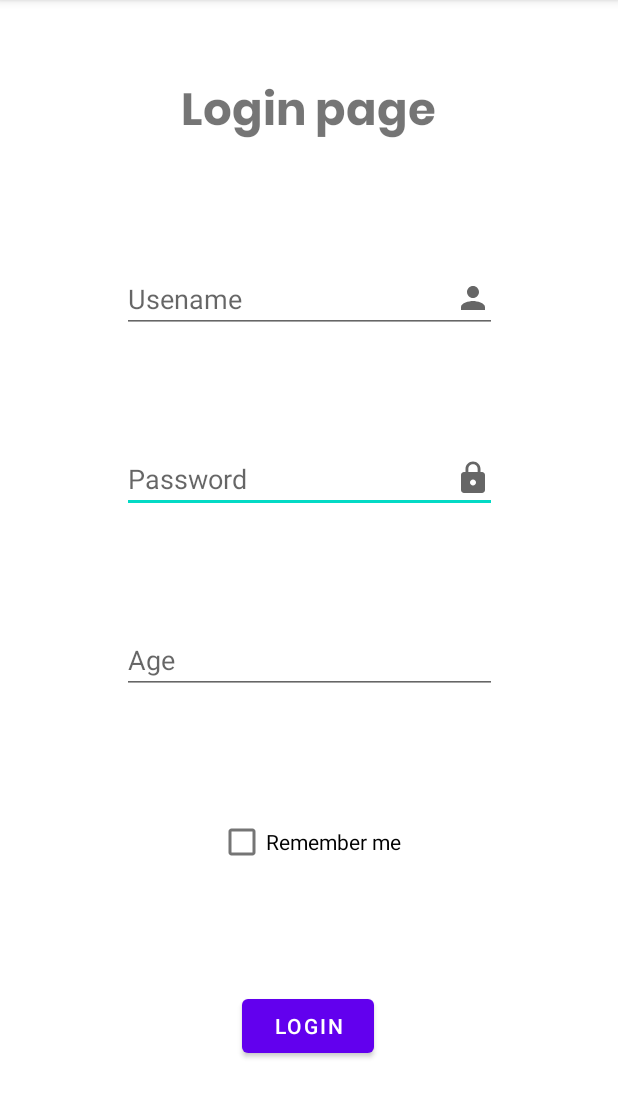
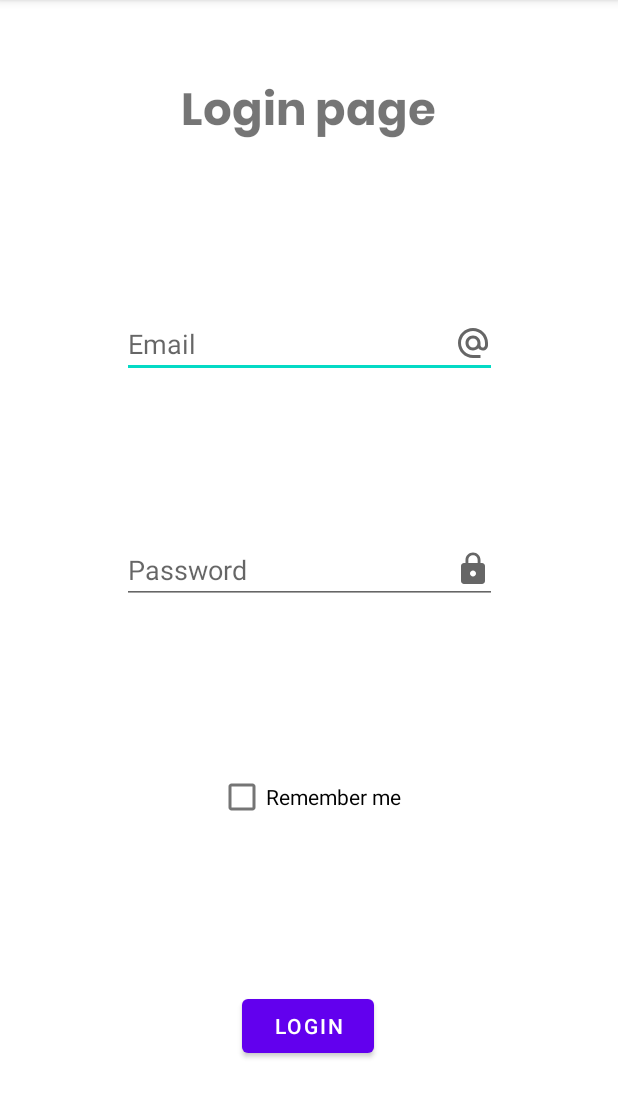
Before and after one commit to david-slatinek/rt21, an Android app: the LoginActivity screen opened directly, with no data from a screen before it, on a phone screen of 412 x 824 dp, the part 84-1202 px from its top. Run offline under Robolectric (Android 15) with nearby library versions, the phone set to English and light mode, and no system bars; our stand-ins replace Timber; libraries missing offline, so code that uses them is left out: com.koushikdutta.async, com.koushikdutta.ion; pictures from the network do not load; 2 statements that could not run were skipped.

Commit message:
Prepared functions for API login and register requests
- needs further testing and implementation for receiving data

```diff
--- a/android-application/app/build.gradle
+++ b/android-application/app/build.gradle
@@ -39,7 +39,7 @@ dependencies {
     androidTestImplementation 'androidx.test.ext:junit:1.1.2'
     androidTestImplementation 'androidx.test.espresso:espresso-core:3.3.0'
     implementation 'com.jakewharton.timber:timber:4.7.1'
-
+    implementation 'com.koushikdutta.ion:ion:3.1.0'
     def camerax_version = "1.0.0-alpha02"
     "androidx.camera:camera-core:${camerax_version}"
     implementation "androidx.camera:camera-camera2:$camerax_version"
--- a/android-application/app/src/main/java/com/rt21/LoginActivity.java
+++ b/android-application/app/src/main/java/com/rt21/LoginActivity.java
@@ -4,14 +4,39 @@ import androidx.appcompat.app.AppCompatActivity;
 
 import android.content.Intent;
 import android.content.SharedPreferences;
+import android.net.Uri;
 import android.os.Bundle;
+import android.os.Handler;
+import android.os.Looper;
 import android.preference.PreferenceManager;
+import android.util.Log;
 import android.view.View;
 import android.widget.Button;
 import android.widget.CheckBox;
 import android.widget.EditText;
 import android.widget.TextView;
 import android.widget.Toast;
+
+import com.google.gson.JsonObject;
+import com.koushikdutta.async.future.FutureCallback;
+import com.koushikdutta.ion.Ion;
+import com.koushikdutta.ion.Response;
+
+import java.io.BufferedReader;
+import java.io.IOException;
+import java.io.InputStream;
+import java.io.InputStreamReader;
+import java.io.OutputStream;
+import java.net.HttpURLConnection;
+import java.net.MalformedURLException;
+import java.net.URL;
+import java.nio.charset.StandardCharsets;
+import java.sql.Time;
+import java.util.concurrent.ExecutionException;
+import java.util.concurrent.TimeUnit;
+import java.util.concurrent.TimeoutException;
+
+import javax.net.ssl.HttpsURLConnection;
 
 import timber.log.Timber;
 import timber.log.Timber;
@@ -34,6 +59,7 @@ public class LoginActivity extends AppCompatActivity {
     private EditText etUsername;
     private EditText etEmail;
     private EditText etPassword;
+    private EditText etAge;
     private Button btnLogin_Register;
     private CheckBox chkStayLoggedIn;
 
@@ -49,6 +75,7 @@ public class LoginActivity extends AppCompatActivity {
         etUsername = findViewById(R.id.etUsername);
         etEmail = findViewById(R.id.etEmail);
         etPassword = findViewById(R.id.etPassword);
+        etAge = findViewById(R.id.etAge);
         btnLogin_Register = findViewById(R.id.login_registerBtn);
         chkStayLoggedIn = findViewById(R.id.chk_StayLoggedIn);
 
@@ -61,14 +88,15 @@ public class LoginActivity extends AppCompatActivity {
         if (activityMode == FORM_MODE_LOGIN) {
             txtTitle.setText(getString(R.string.login_page_title));
             etName.setVisibility(View.GONE);
-            etEmail.setVisibility(View.GONE);
+            etUsername.setVisibility(View.GONE);
+            etAge.setVisibility(View.GONE);
             btnLogin_Register.setText(getString(R.string.login_button));
             btnLogin_Register.setOnClickListener(new View.OnClickListener() {
                 @Override
                 public void onClick(View v) {
-                    if (!etUsername.getText().toString().equals("") && !etPassword.getText().toString().equals("")) {
-                        //TODO - check if user exists
-                        //if (login.success) {
+                    if (!etEmail.getText().toString().equals("") && !etPassword.getText().toString().equals("")) {
+                        boolean success = onLogin();
+                        if (success) {
                             if (chkStayLoggedIn.isChecked()) {
                                 SharedPreferences sprefs = PreferenceManager.getDefaultSharedPreferences(getBaseContext());
                                 SharedPreferences.Editor editor = sprefs.edit();
@@ -77,9 +105,9 @@ public class LoginActivity extends AppCompatActivity {
                             }
                             Timber.i("Login pressed");
                             returnBack(1);
-                        //} else {
-                        //    CommonMethods.displayToastShort(getApplicationContext(), "User doesn't exist!");
-                        //}
+                        } else {
+                            CommonMethods.displayToastShort("User doesn't exist!", getApplicationContext());
+                        }
                     } else {
                         CommonMethods.displayToastLong("No login data provided!", getApplicationContext());
                     }
@@ -87,20 +115,20 @@ public class LoginActivity extends AppCompatActivity {
             });
         } else if (activityMode == FORM_MODE_REGISTER) {
             txtTitle.setText(getString(R.string.register_page_title));
-            chkStayLoggedIn.setChecked(false);
+            chkStayLoggedIn.setVisibility(View.GONE);
             btnLogin_Register.setText(getString(R.string.register_button));
             btnLogin_Register.setOnClickListener(new View.OnClickListener() {
                 @Override
                 public void onClick(View v) {
                     if (!etName.getText().toString().equals("") && !etUsername.getText().toString().equals("") &&
                             !etEmail.getText().toString().equals("") && !etPassword.getText().toString().equals("")) {
-                        //TODO - check if user exists and if data is compatible for registration
-                        //if (registration.success) {
+                        boolean success = onRegistration();
+                        if (success) {
                             Timber.i("Register pressed");
                             returnBack(0);
-                        //} else {
-                        //    CommonMethods.displayToastShort(getApplicationContext(), "Registration failed!");
-                        //}
+                        } else {
+                            CommonMethods.displayToastShort("Registration failed!", getApplicationContext());
+                        }
                     } else {
                         CommonMethods.displayToastShort("No registration data provided!", getApplicationContext());
                     }
@@ -118,4 +146,70 @@ public class LoginActivity extends AppCompatActivity {
         }
         finish();
     }
+
+    //TODO - i works but Callback doesn't start
+    private boolean onLogin() {
+        /*Ion.with(getBaseContext())
+                .load("POST","https://rt21-api.herokuapp.com/api/user/login")
+                .setHeader(app.getKeyName(), app.getApiKey())
+                .setBodyParameter("email", etEmail.getText().toString())
+                .setBodyParameter("password", etPassword.getText().toString())
+                .asJsonObject()
+                .withResponse()
+                .setCallback(new FutureCallback<Response<JsonObject>>() {
+                    @Override
+                    public void onCompleted(Exception e, Response<JsonObject> result) {
+                        if (result != null) {
+                            if (result.getHeaders().code() == 200) {
+                                Timber.i("onCompleted success");
+                                Timber.i(result.toString());
+                            } else {
+                                Timber.i("Error!");
                             }
+                        }
+                    }
+                });*/
+
+        /**
+         * Testing: request to get data of a testUser from API
+         * Ion sends GET request to api with id in url and header that contains api key name and api key value
+         * as a result it gets JsonObject
+         */
+        try {
+            JsonObject json = Ion.with(this)
+                    .load("https://rt21-api.herokuapp.com/api/user/609e9bc42327d6e860ff7113")
+                    .setHeader(app.getKeyName(), app.getApiKey())
+                    .asJsonObject()
+                    .get();
+
+            Timber.i(json.toString());
+        } catch (ExecutionException | InterruptedException e) {
+            e.printStackTrace();
+        }
+
+        return true;
+    }
+
+    //TODO - i works but Callback doesn't start
+    private boolean onRegistration() {
+        Ion.with(getBaseContext())
+                .load("POST","https://rt21-api.herokuapp.com/api/user/login")
+                .setHeader(app.getKeyName(), app.getApiKey())
+                .setMultipartParameter("name", etName.getText().toString().split("\\s+")[0])
+                .setMultipartParameter("last_name", etName.getText().toString().split("\\s+")[1])
+                .setMultipartParameter("age", etAge.getText().toString())
+                .setMultipartParameter("age", "20")
+                .setMultipartParameter("nickname", etUsername.getText().toString())
+                .setMultipartParameter("email", etEmail.getText().toString())
+                .setMultipartParameter("password", etPassword.getText().toString())
+                .asJsonObject()
+                .setCallback(new FutureCallback<JsonObject>() {
+                    @Override
+                   public void onCompleted(Exception e, JsonObject result) {
+                       Timber.i(result.toString());
+                   }
+                });
+
+        return true;
+    }
+}
```
Lines whose indentation alone changed are shown as unchanged.
